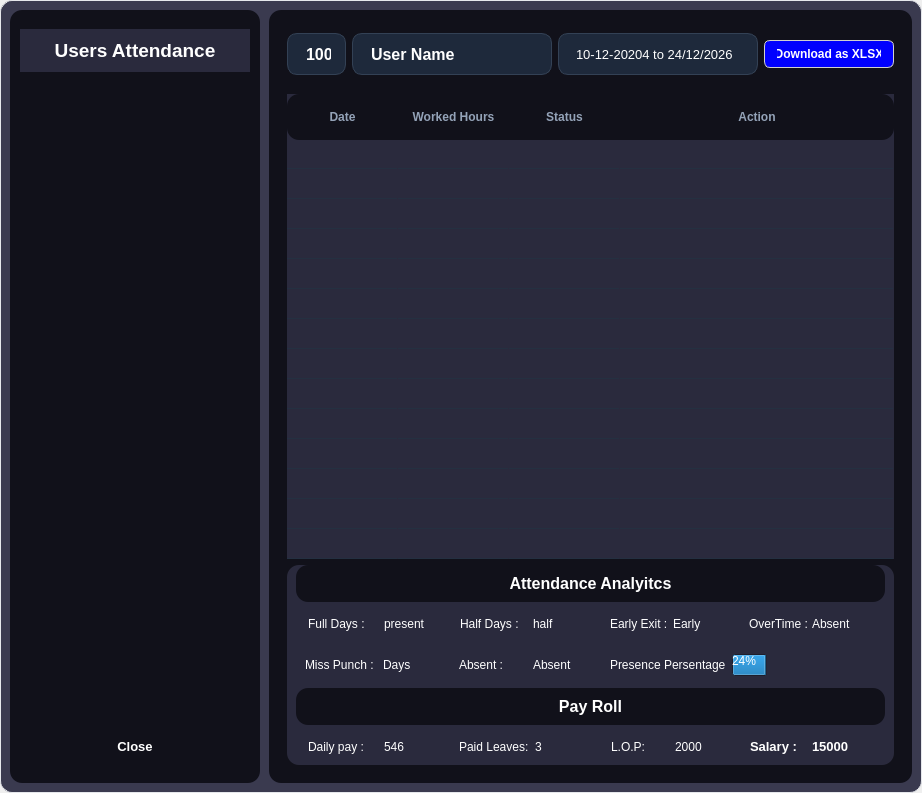
Before: the Qt Designer form ui/attendance_v2.ui in vaxson/Presence_Attandance_Tracker, drawn with Qt 5.
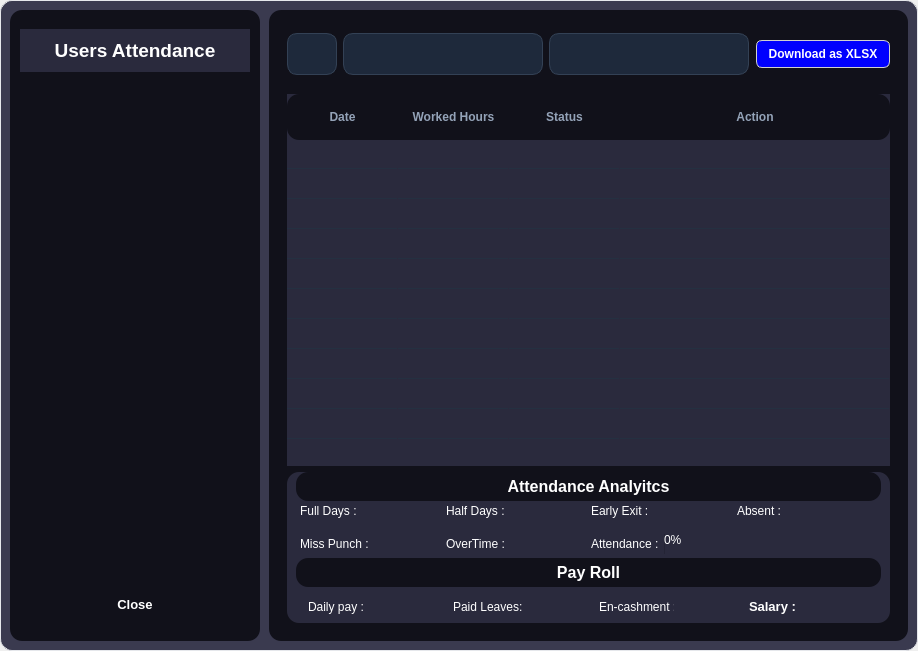
After: the same form once the commit is applied. Icons and pictures are not drawn.

Commit message: [WIP : Attendance Module]

```diff
--- a/ui/attendance_v2.ui
+++ b/ui/attendance_v2.ui
@@ -9,8 +9,8 @@
    <rect>
     <x>0</x>
     <y>0</y>
-    <width>922</width>
-    <height>793</height>
+    <width>918</width>
+    <height>651</height>
    </rect>
   </property>
   <property name="sizePolicy">
@@ -192,7 +192,7 @@
                 <x>0</x>
                 <y>0</y>
                 <width>210</width>
-                <height>617</height>
+                <height>475</height>
                </rect>
               </property>
               <property name="styleSheet">
@@ -219,7 +219,7 @@
     width: 8px;
     height: 8px;
     border-radius: 8px;
-    border: 2px solid #11111b;
+    border: 2px solid #black;
     background-color: transparent;
 }
 
@@ -352,7 +352,7 @@
                  <string notr="true">border-0px;</string>
                 </property>
                 <property name="text">
-                 <string>1000</string>
+                 <string/>
                 </property>
                </widget>
               </item>
@@ -371,7 +371,7 @@
                  </font>
                 </property>
                 <property name="text">
-                 <string>User Name</string>
+                 <string/>
                 </property>
                </widget>
               </item>
@@ -389,7 +389,7 @@
                  </font>
                 </property>
                 <property name="text">
-                 <string>10-12-20204 to 24/12/2026</string>
+                 <string/>
                 </property>
                </widget>
               </item>
@@ -456,8 +456,8 @@
                <rect>
                 <x>0</x>
                 <y>0</y>
-                <width>626</width>
-                <height>687</height>
+                <width>622</width>
+                <height>545</height>
                </rect>
               </property>
               <layout class="QVBoxLayout" name="verticalLayout_5">
@@ -522,6 +522,9 @@
                  <property name="selectionBehavior">
                   <enum>QAbstractItemView::SelectRows</enum>
                  </property>
+                 <property name="sortingEnabled">
+                  <bool>true</bool>
+                 </property>
                  <property name="rowCount">
                   <number>100</number>
                  </property>
@@ -671,18 +674,31 @@
                  </column>
                 </widget>
                </item>
+               <item>
+                <spacer name="verticalSpacer_2">
+                 <property name="orientation">
+                  <enum>Qt::Vertical</enum>
+                 </property>
+                 <property name="sizeHint" stdset="0">
+                  <size>
+                   <width>20</width>
+                   <height>40</height>
+                  </size>
+                 </property>
+                </spacer>
+               </item>
                <item>
                 <widget class="QFrame" name="overview">
                  <property name="minimumSize">
                   <size>
                    <width>0</width>
-                   <height>200</height>
+                   <height>151</height>
                   </size>
                  </property>
                  <property name="maximumSize">
                   <size>
                    <width>16777215</width>
-                   <height>200</height>
+                   <height>150</height>
                   </size>
                  </property>
                  <property name="styleSheet">
@@ -707,6 +723,12 @@
                   </property>
                   <item>
                    <widget class="QLabel" name="label_20">
+                    <property name="maximumSize">
+                     <size>
+                      <width>16777215</width>
+                      <height>40</height>
+                     </size>
+                    </property>
                     <property name="font">
                      <font>
                       <pointsize>12</pointsize>
@@ -735,21 +757,36 @@
                     <property name="frameShadow">
                      <enum>QFrame::Raised</enum>
                     </property>
-                    <layout class="QHBoxLayout" name="horizontalLayout_3">
-                     <property name="spacing">
-                      <number>3</number>
-                     </property>
+                    <layout class="QGridLayout" name="gridLayout">
                      <property name="leftMargin">
-                      <number>12</number>
+                      <number>4</number>
+                     </property>
+                     <property name="topMargin">
+                      <number>0</number>
                      </property>
                      <property name="rightMargin">
                       <number>0</number>
                      </property>
-                     <item>
+                     <property name="bottomMargin">
+                      <number>0</number>
+                     </property>
+                     <property name="horizontalSpacing">
+                      <number>1</number>
+                     </property>
+                     <property name="verticalSpacing">
+                      <number>15</number>
+                     </property>
+                     <item row="0" column="0">
                       <widget class="QLabel" name="label_9">
+                       <property name="minimumSize">
+                        <size>
+                         <width>0</width>
+                         <height>0</height>
+                        </size>
+                       </property>
                        <property name="maximumSize">
                         <size>
-                         <width>81</width>
+                         <width>16777215</width>
                          <height>16777215</height>
                         </size>
                        </property>
@@ -761,21 +798,39 @@
                        </property>
                       </widget>
                      </item>
-                     <item>
+                     <item row="0" column="1">
                       <widget class="QLabel" name="present_days">
+                       <property name="minimumSize">
+                        <size>
+                         <width>0</width>
+                         <height>0</height>
+                        </size>
+                       </property>
+                       <property name="maximumSize">
+                        <size>
+                         <width>16777215</width>
+                         <height>16777215</height>
+                        </size>
+                       </property>
                        <property name="text">
-                        <string>present</string>
+                        <string/>
                        </property>
                        <property name="alignment">
                         <set>Qt::AlignLeading|Qt::AlignLeft|Qt::AlignVCenter</set>
                        </property>
                       </widget>
                      </item>
-                     <item>
+                     <item row="0" column="2">
                       <widget class="QLabel" name="label_8">
+                       <property name="minimumSize">
+                        <size>
+                         <width>0</width>
+                         <height>0</height>
+                        </size>
+                       </property>
                        <property name="maximumSize">
                         <size>
-                         <width>70</width>
+                         <width>16777215</width>
                          <height>16777215</height>
                         </size>
                        </property>
@@ -787,21 +842,39 @@
                        </property>
                       </widget>
                      </item>
-                     <item>
+                     <item row="0" column="4">
                       <widget class="QLabel" name="half_days">
+                       <property name="minimumSize">
+                        <size>
+                         <width>0</width>
+                         <height>0</height>
+                        </size>
+                       </property>
+                       <property name="maximumSize">
+                        <size>
+                         <width>16777215</width>
+                         <height>16777215</height>
+                        </size>
+                       </property>
                        <property name="text">
-                        <string>half</string>
+                        <string/>
                        </property>
                        <property name="alignment">
                         <set>Qt::AlignLeading|Qt::AlignLeft|Qt::AlignVCenter</set>
                        </property>
                       </widget>
                      </item>
-                     <item>
+                     <item row="0" column="5">
                       <widget class="QLabel" name="label_5">
+                       <property name="minimumSize">
+                        <size>
+                         <width>0</width>
+                         <height>0</height>
+                        </size>
+                       </property>
                        <property name="maximumSize">
                         <size>
-                         <width>60</width>
+                         <width>16777215</width>
                          <height>16777215</height>
                         </size>
                        </property>
@@ -813,59 +886,39 @@
                        </property>
                       </widget>
                      </item>
-                     <item>
+                     <item row="0" column="6">
                       <widget class="QLabel" name="early_exit">
-                       <property name="text">
-                        <string>Early</string>
+                       <property name="minimumSize">
+                        <size>
+                         <width>0</width>
+                         <height>0</height>
+                        </size>
                        </property>
-                       <property name="alignment">
-                        <set>Qt::AlignLeading|Qt::AlignLeft|Qt::AlignVCenter</set>
-                       </property>
-                      </widget>
-                     </item>
-                     <item>
-                      <widget class="QLabel" name="label_10">
                        <property name="maximumSize">
                         <size>
-                         <width>60</width>
+                         <width>16777215</width>
                          <height>16777215</height>
                         </size>
                        </property>
                        <property name="text">
-                        <string>OverTime :</string>
+                        <string/>
                        </property>
                        <property name="alignment">
                         <set>Qt::AlignLeading|Qt::AlignLeft|Qt::AlignVCenter</set>
                        </property>
                       </widget>
                      </item>
-                     <item>
-                      <widget class="QLabel" name="over_time">
-                       <property name="text">
-                        <string>Absent</string>
-                       </property>
-                       <property name="alignment">
-                        <set>Qt::AlignLeading|Qt::AlignLeft|Qt::AlignVCenter</set>
-                       </property>
-                      </widget>
-                     </item>
-                    </layout>
-                   </widget>
-                  </item>
-                  <item>
-                   <widget class="QWidget" name="widget" native="true">
-                    <layout class="QHBoxLayout" name="horizontalLayout_7">
-                     <item>
+                     <item row="1" column="0">
                       <widget class="QLabel" name="label_24">
                        <property name="minimumSize">
                         <size>
-                         <width>72</width>
+                         <width>0</width>
                          <height>0</height>
                         </size>
                        </property>
                        <property name="maximumSize">
                         <size>
-                         <width>70</width>
+                         <width>16777215</width>
                          <height>16777215</height>
                         </size>
                        </property>
@@ -877,27 +930,11 @@
                        </property>
                       </widget>
                      </item>
-                     <item>
-                      <widget class="QLabel" name="miss_punch">
-                       <property name="minimumSize">
-                        <size>
-                         <width>70</width>
-                         <height>0</height>
-                        </size>
-                       </property>
-                       <property name="text">
-                        <string>Days</string>
-                       </property>
-                       <property name="alignment">
-                        <set>Qt::AlignLeading|Qt::AlignLeft|Qt::AlignVCenter</set>
-                       </property>
-                      </widget>
-                     </item>
-                     <item>
+                     <item row="0" column="7">
                       <widget class="QLabel" name="label_25">
                        <property name="minimumSize">
                         <size>
-                         <width>68</width>
+                         <width>0</width>
                          <height>0</height>
                         </size>
                        </property>
@@ -915,42 +952,110 @@
                        </property>
                       </widget>
                      </item>
-                     <item>
+                     <item row="0" column="8">
                       <widget class="QLabel" name="absent">
                        <property name="minimumSize">
                         <size>
-                         <width>71</width>
+                         <width>0</width>
                          <height>0</height>
                         </size>
                        </property>
                        <property name="maximumSize">
                         <size>
-                         <width>50</width>
+                         <width>16777215</width>
                          <height>16777215</height>
                         </size>
                        </property>
                        <property name="text">
-                        <string>Absent</string>
+                        <string/>
                        </property>
                       </widget>
                      </item>
-                     <item>
+                     <item row="1" column="1">
+                      <widget class="QLabel" name="miss_punch">
+                       <property name="minimumSize">
+                        <size>
+                         <width>0</width>
+                         <height>0</height>
+                        </size>
+                       </property>
+                       <property name="maximumSize">
+                        <size>
+                         <width>16777215</width>
+                         <height>16777215</height>
+                        </size>
+                       </property>
+                       <property name="text">
+                        <string/>
+                       </property>
+                       <property name="alignment">
+                        <set>Qt::AlignLeading|Qt::AlignLeft|Qt::AlignVCenter</set>
+                       </property>
+                      </widget>
+                     </item>
+                     <item row="1" column="2">
+                      <widget class="QLabel" name="label_10">
+                       <property name="minimumSize">
+                        <size>
+                         <width>0</width>
+                         <height>0</height>
+                        </size>
+                       </property>
+                       <property name="maximumSize">
+                        <size>
+                         <width>16777215</width>
+                         <height>16777215</height>
+                        </size>
+                       </property>
+                       <property name="text">
+                        <string>OverTime :</string>
+                       </property>
+                       <property name="alignment">
+                        <set>Qt::AlignLeading|Qt::AlignLeft|Qt::AlignVCenter</set>
+                       </property>
+                      </widget>
+                     </item>
+                     <item row="1" column="5">
                       <widget class="QLabel" name="label_26">
+                       <property name="minimumSize">
+                        <size>
+                         <width>0</width>
+                         <height>0</height>
+                        </size>
+                       </property>
+                       <property name="maximumSize">
+                        <size>
+                         <width>16777215</width>
+                         <height>16777215</height>
+                        </size>
+                       </property>
                        <property name="text">
-                        <string>Presence Persentage</string>
+                        <string>Attendance :</string>
                        </property>
                        <property name="alignment">
                         <set>Qt::AlignLeading|Qt::AlignLeft|Qt::AlignVCenter</set>
                        </property>
                       </widget>
                      </item>
-                     <item>
-                      <widget class="QProgressBar" name="progressBar">
+                     <item row="1" column="6" colspan="3">
+                      <widget class="QProgressBar" name="attendance_persentage">
+                       <property name="minimumSize">
+                        <size>
+                         <width>0</width>
+                         <height>0</height>
+                        </size>
+                       </property>
+                       <property name="maximumSize">
+                        <size>
+                         <width>16777215</width>
+                         <height>16777215</height>
+                        </size>
+                       </property>
                        <property name="styleSheet">
                         <string notr="true">border : 10px;</string>
                        </property>
                        <property name="value">
-                        <number>24</number>
+                        <number>0</number>
                        </property>
                        <property name="textVisible">
                         <bool>true</bool>
@@ -966,11 +1071,39 @@
                        </property>
                       </widget>
                      </item>
+                     <item row="1" column="4">
+                      <widget class="QLabel" name="over_time">
+                       <property name="minimumSize">
+                        <size>
+                         <width>0</width>
+                         <height>0</height>
+                        </size>
+                       </property>
+                       <property name="maximumSize">
+                        <size>
+                         <width>16777215</width>
+                         <height>16777215</height>
+                        </size>
+                       </property>
+                       <property name="text">
+                        <string/>
+                       </property>
+                       <property name="alignment">
+                        <set>Qt::AlignLeading|Qt::AlignLeft|Qt::AlignVCenter</set>
+                       </property>
+                      </widget>
+                     </item>
                     </layout>
                    </widget>
                   </item>
                   <item>
-                   <widget class="QLabel" name="label_21">
+                   <widget class="QLabel" name="lab_payroll">
+                    <property name="maximumSize">
+                     <size>
+                      <width>16777215</width>
+                      <height>40</height>
+                     </size>
+                    </property>
                     <property name="font">
                      <font>
                       <pointsize>12</pointsize>
@@ -1028,7 +1161,7 @@
                      <item>
                       <widget class="QLabel" name="label_13">
                        <property name="text">
-                        <string>546</string>
+                        <string/>
                        </property>
                        <property name="alignment">
                         <set>Qt::AlignLeading|Qt::AlignLeft|Qt::AlignVCenter</set>
@@ -1054,7 +1187,7 @@
                      <item>
                       <widget class="QLabel" name="label_15">
                        <property name="text">
-                        <string>3</string>
+                        <string/>
                        </property>
                        <property name="alignment">
                         <set>Qt::AlignLeading|Qt::AlignLeft|Qt::AlignVCenter</set>
@@ -1063,6 +1196,12 @@
                      </item>
                      <item>
                       <widget class="QLabel" name="label_16">
+                       <property name="minimumSize">
+                        <size>
+                         <width>75</width>
+                         <height>0</height>
+                        </size>
+                       </property>
                        <property name="maximumSize">
                         <size>
                          <width>61</width>
@@ -1070,7 +1209,7 @@
                         </size>
                        </property>
                        <property name="text">
-                        <string>L.O.P:</string>
+                        <string>En-cashment :</string>
                        </property>
                        <property name="alignment">
                         <set>Qt::AlignLeading|Qt::AlignLeft|Qt::AlignVCenter</set>
@@ -1080,7 +1219,7 @@
                      <item>
                       <widget class="QLabel" name="label_17">
                        <property name="text">
-                        <string>2000</string>
+                        <string/>
                        </property>
                        <property name="alignment">
                         <set>Qt::AlignLeading|Qt::AlignLeft|Qt::AlignVCenter</set>
@@ -1118,7 +1257,7 @@
                         </font>
                        </property>
                        <property name="text">
-                        <string>15000</string>
+                        <string/>
                        </property>
                        <property name="alignment">
                         <set>Qt::AlignLeading|Qt::AlignLeft|Qt::AlignVCenter</set>
```
Left out of the diff: 16 changed lines with no effect on the pictures. The commit also changes 7 other files.
